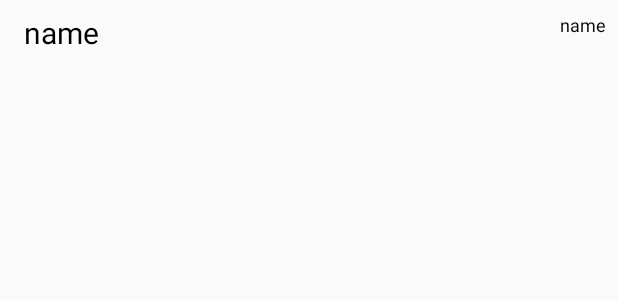
After one commit to Asera286/Whirlpool_Android, an Android app: the layout room_simple_list_item.xml on its own in the app's theme, with its tools: preview values and no code run, on a phone screen of 412 x 824 dp. The commit adds this screen. Shown: the top 300 px of the screen. Run offline under Robolectric (Android 15) with nearby library versions, the phone set to English and light mode, and no system bars.

Commit message:
update room ui and fix event writing in create event activity

```diff
--- a/app/src/main/java/edu/msu/elhazzat/whirpool/activity/HomeActivity.java
+++ b/app/src/main/java/edu/msu/elhazzat/whirpool/activity/HomeActivity.java
@@ -28,6 +28,7 @@ import java.util.List;
 import edu.msu.elhazzat.whirpool.R;
 import edu.msu.elhazzat.whirpool.adapter.EventAdapter;
 import edu.msu.elhazzat.whirpool.adapter.RoomSearchAdapter;
+import edu.msu.elhazzat.whirpool.calendar.AsyncCalendarEventDeleter;
 import edu.msu.elhazzat.whirpool.calendar.AsyncCalendarEventReader;
 import edu.msu.elhazzat.whirpool.crud.RelevantRoomDbHelper;
 import edu.msu.elhazzat.whirpool.model.EventModel;
@@ -192,6 +193,9 @@ public class HomeActivity extends CalendarServiceActivity implements View.OnClic
                         break;
                     case 2:
                         // delete
+                        EventModel deleteModel = mCalendarListValues.get(position);
+                        new AsyncCalendarEventDeleter(CalendarServiceHolder.getInstance().getService(),
+                                deleteModel.getId()).execute();
                         break;
                 }
                 // false : close the menu; true : not close the menu
@@ -267,6 +271,7 @@ public class HomeActivity extends CalendarServiceActivity implements View.OnClic
                     Resources res = getResources();
                     for (Event event : events) {
                         final EventModel sched = new EventModel();
+                        sched.setId(event.getId());
                         sched.setLocation(event.getLocation());
                         sched.setSummary(event.getSummary());
                         sched.setStartTime(event.getStart().getDateTime().toString());
--- a/app/src/main/java/edu/msu/elhazzat/whirpool/model/RoomModel.java
+++ b/app/src/main/java/edu/msu/elhazzat/whirpool/model/RoomModel.java
@@ -14,7 +14,7 @@ public class RoomModel {
     private String mRoomName = null;
     private String mEmail = null;
     private Boolean mOccupied = false;
-    private List<String> mAttributes = new ArrayList<>();
+    private List<RoomAttributeModel> mAttributes = new ArrayList<>();
 
     public RoomModel(String name, String email, Boolean occupied) {
         mName = name;
@@ -64,11 +64,11 @@ public class RoomModel {
         return this.getRoomName();
     }
 
-    public void addAttribute(String item) {
+    public void addAttribute(RoomAttributeModel item) {
         mAttributes.add(item);
     }
 
-    public List<String> getAttributes() {
+    public List<RoomAttributeModel> getAttributes() {
         return mAttributes;
     }
 }
--- a/app/src/main/res/layout/room_layout.xml
+++ b/app/src/main/res/layout/room_layout.xml
@@ -1,6 +1,7 @@
 <?xml version="1.0" encoding="utf-8"?>
 <LinearLayout xmlns:android="http://schemas.android.com/apk/res/android"
     android:orientation="vertical" android:layout_width="match_parent"
+    android:background = "#ffffff"
     android:layout_height="match_parent">
 
     <fragment xmlns:android="http://schemas.android.com/apk/res/android"
@@ -64,6 +65,7 @@
         android:layout_width="match_parent"
         android:layout_height="0dp"
         android:id="@+id/roomInfoList"
+        android:dividerHeight="2dp"
         android:background="#ffffff">
 
     </ListView>
--- /dev/null
+++ b/app/src/main/res/layout/room_simple_list_item.xml
@@ -0,0 +1,30 @@
+<?xml version="1.0" encoding="utf-8"?>
+
+<RelativeLayout xmlns:android="http://schemas.android.com/apk/res/android"
+    xmlns:tools="http://schemas.android.com/tools"
+    android:layout_width="match_parent"
+    android:layout_height="wrap_content"
+    android:padding="8dp">
+
+    <TextView
+        android:id="@+id/attribute_key"
+        android:layout_width="wrap_content"
+        android:layout_height="wrap_content"
+        android:layout_centerVertical="true"
+        android:text="name"
+        android:textColor="@android:color/black"
+        android:textSize="20sp"
+        android:paddingLeft = "8dp"/>
+
+    <TextView
+        android:id="@+id/attribute_value"
+        android:layout_width="wrap_content"
+        android:layout_height="wrap_content"
+        android:layout_alignParentRight="true"
+        android:layout_alignParentTop="true"
+        android:text="name"
+        android:textColor="@android:color/black"
+        android:textSize="12sp" />
+
+
+</RelativeLayout>
```
Also changed, not shown: app/src/main/java/edu/msu/elhazzat/whirpool/activity/CreateEventActivity.java (+7 -5 lines), app/src/main/java/edu/msu/elhazzat/whirpool/activity/RoomActivity.java (+20 -8 lines), app/src/main/java/edu/msu/elhazzat/whirpool/adapter/RoomAttributeAdapter.java (added, +80 -0 lines), app/src/main/java/edu/msu/elhazzat/whirpool/calendar/AsyncCalendarEventDeleter.java (added, +36 -0 lines), app/src/main/java/edu/msu/elhazzat/whirpool/calendar/AsyncCalendarEventUpdater.java (added, +37 -0 lines), app/src/main/java/edu/msu/elhazzat/whirpool/model/EventModel.java (+6 -1 lines), app/src/main/java/edu/msu/elhazzat/whirpool/model/RoomAttributeModel.java (added, +34 -0 lines), app/src/main/java/edu/msu/elhazzat/whirpool/utils/AsyncResourceReader.java (+6 -3 lines).
